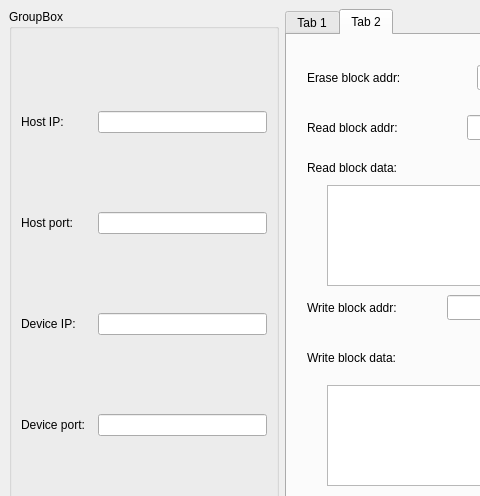
Before: the Qt Designer form mainwindow.ui in kdurant/update_app, drawn with Qt 5; both pictures show x 0 to 480 and y 0 to 496 of the 834 by 656 pixel window.
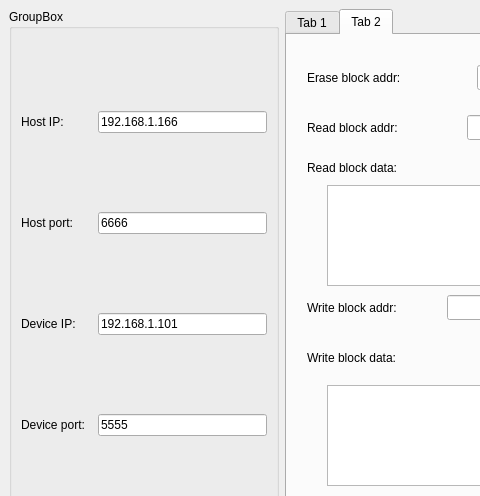
After: the same form once the commit is applied.

Commit message: feat: add initSignalSlot()

The edit to the form file:
```diff
--- a/mainwindow.ui
+++ b/mainwindow.ui
@@ -36,7 +36,14 @@
         </widget>
        </item>
        <item row="1" column="1">
-        <widget class="QLineEdit" name="lineEdit_HostPort"/>
+        <widget class="QLineEdit" name="lineEdit_HostPort">
+         <property name="text">
+          <string>6666</string>
+         </property>
+         <property name="placeholderText">
+          <string>6666</string>
+         </property>
+        </widget>
        </item>
        <item row="0" column="0">
         <widget class="QLabel" name="label_HostIP">
@@ -46,10 +53,24 @@
         </widget>
        </item>
        <item row="3" column="1">
-        <widget class="QLineEdit" name="lineEdit_DevPort"/>
+        <widget class="QLineEdit" name="lineEdit_DevPort">
+         <property name="text">
+          <string>5555</string>
+         </property>
+         <property name="placeholderText">
+          <string>5555</string>
+         </property>
+        </widget>
        </item>
        <item row="2" column="1">
-        <widget class="QLineEdit" name="lineEdit_DevIP"/>
+        <widget class="QLineEdit" name="lineEdit_DevIP">
+         <property name="text">
+          <string>192.168.1.101</string>
+         </property>
+         <property name="placeholderText">
+          <string>192.168.1.101</string>
+         </property>
+        </widget>
        </item>
        <item row="1" column="0">
         <widget class="QLabel" name="label_HostPort">
@@ -61,10 +82,13 @@
        <item row="0" column="1">
         <widget class="QLineEdit" name="lineEdit_HostIP">
          <property name="text">
-          <string/>
+          <string>192.168.1.166</string>
          </property>
          <property name="maxLength">
-          <number>20</number>
+          <number>32767</number>
+         </property>
+         <property name="placeholderText">
+          <string>192.168.1.166</string>
          </property>
         </widget>
        </item>
```
Left out of the diff: 4 changed lines with no effect on the pictures. The commit also changes 2 other files.
